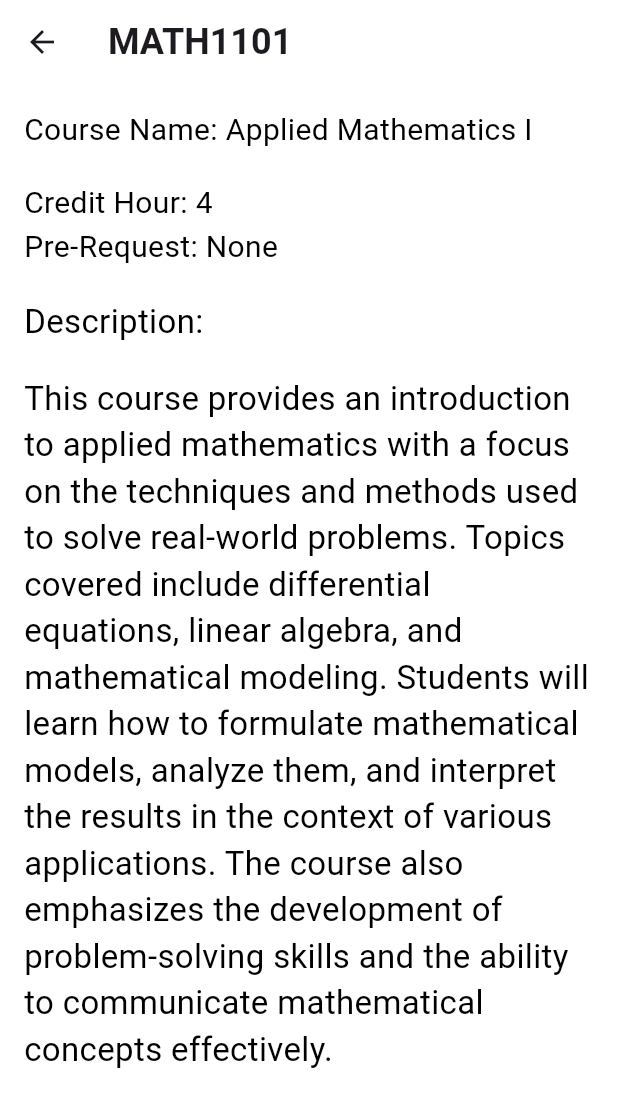
After one commit to robsen123-fexil/Hackathon., a Flutter app: the AppliedmathsI screen opened by its route, on a phone screen of 412 x 824 dp. The commit adds this screen. Shown: the top 1107 px of the screen. Run offline on Flutter 3.47's test engine with Material 3 defaults, Android fonts, the phone set to English and light mode, and no system bars; our stand-ins replace carousel_slider, quickalert.

Commit message:
detail description

```diff
--- /dev/null
+++ b/astu/lib/course/applied.dart
@@ -0,0 +1,22 @@
+// ignore_for_file: prefer_const_literals_to_create_immutables, prefer_const_constructors, prefer_const_constructors_in_immutables
+
+import 'package:astu/course/coursedetail.dart';
+import 'package:flutter/material.dart';
+
+class AppliedmathsI extends StatelessWidget {
+  static String id = 'appleid';
+  AppliedmathsI({super.key});
+
+
+  @override
+  Widget build(BuildContext context) {
+    return Coursedetail(
+      credithr: 4,
+      title: "Applied Mathematics I",
+      name: "MATH1101",
+      prerequist:"None" ,
+      description: "This course provides an introduction to applied mathematics with a focus on the techniques and methods used to solve real-world problems. Topics covered include differential equations, linear algebra, and mathematical modeling. Students will learn how to formulate mathematical models, analyze them, and interpret the results in the context of various applications. The course also emphasizes the development of problem-solving skills and the ability to communicate mathematical concepts effectively.",
+
+    );
+  }
+}
--- /dev/null
+++ b/astu/lib/course/applied2.dart
@@ -0,0 +1,21 @@
+// ignore_for_file: prefer_const_literals_to_create_immutables, prefer_const_constructors, prefer_const_constructors_in_immutables
+
+import 'package:astu/course/coursedetail.dart';
+import 'package:flutter/material.dart';
+
+class AppliedmathsII extends StatelessWidget {
+  static String id = 'appleid2';
+  AppliedmathsII({super.key});
+
+  @override
+  Widget build(BuildContext context) {
+    return Coursedetail(
+      credithr: 4,
+      title: "Applied Mathematics II",
+      name: "MATH1102",
+      prerequist: "MATH1102",
+      description:
+          "This course provides an introduction to applied mathematics with a focus on the techniques and methods used to solve real-world problems. Topics covered include differential equations, linear algebra, and mathematical modeling. Students will learn how to formulate mathematical models, analyze them, and interpret the results in the context of various applications. The course also emphasizes the development of problem-solving skills and the ability to communicate mathematical concepts effectively.",
+    );
+  }
+}
--- /dev/null
+++ b/astu/lib/course/coursedetail.dart
@@ -0,0 +1,72 @@
+// ignore_for_file: prefer_const_literals_to_create_immutables, prefer_const_constructors
+
+import 'package:flutter/material.dart';
+
+class Coursedetail extends StatelessWidget {
+  String name;
+  int credithr;
+  String description;
+  String prerequist;
+  String title;
+  Coursedetail(
+      {super.key,
+      required this.credithr,
+      required this.name,
+      required this.prerequist,
+      required this.description,
+      required this.title});
+
+  @override
+  Widget build(BuildContext context) {
+    return MaterialApp(
+      home: Scaffold(
+        backgroundColor: Colors.white,
+        appBar: AppBar(
+          backgroundColor: Colors.white,
+          title: Text(
+            name,
+            style: TextStyle(fontWeight: FontWeight.bold, fontSize: 24),
+          ),
+          leading: IconButton(
+            onPressed: () {
+              Navigator.pop(context);
+            },
+            icon: Icon(Icons.arrow_back),
+          ),
+        ),
+        body: Padding(
+          padding: const EdgeInsets.all(16.0),
+          child: Column(
+            crossAxisAlignment: CrossAxisAlignment.start,
+            children: [
+              Text(
+                "Course Name: $title",
+                style: TextStyle(color: Colors.black, fontSize: 20),
+              ),
+              SizedBox(height: 20),
+              Text(
+                "Credit Hour: $credithr",
+                style: TextStyle(color: Colors.black, fontSize: 20),
+              ),
+              Text("Pre-Request: $prerequist"  , style: TextStyle(color: Colors.black, fontSize: 20)),
+              SizedBox(height: 20 ),
+              Text(
+                "Description:",
+                style: TextStyle(color: Colors.black, fontSize: 22),
+              ),
+              SizedBox(height: 20),
+              Expanded(
+                child: SingleChildScrollView(
+                  child: Text(
+                    description,
+                    style: TextStyle(color: Colors.black, fontSize: 22),
+                  ),
+                ),
+              ),
+            ],
+          ),
+        ),
+      ),
+    );
+  }
+}
--- a/astu/lib/main.dart
+++ b/astu/lib/main.dart
@@ -1,5 +1,7 @@
 // ignore_for_file: prefer_const_constructors
 
+import 'package:astu/course/applied2.dart';
+import 'package:astu/screens/curriculum.dart';
 import 'package:flutter/material.dart';
 import 'package:astu/screens/discover.dart';
 import 'package:astu/screens/home.dart';
@@ -14,6 +16,7 @@ import 'package:astu/screens/gpa.dart';
 import 'package:astu/screens/clubs.dart';
 import 'package:astu/screens/mealplan.dart';
 import 'package:astu/screens/searchcourse.dart';
+import 'package:astu/course/applied.dart';
 
 void main() {
   runApp(const MyApp());
@@ -36,7 +39,10 @@ class MyApp extends StatelessWidget {
       Cumulative.id: (context) => Cumulative(),
       Clubs.id: (context) => Clubs(),
       Mealplan.id: (context) => Mealplan(),
-      Courses.id:(context)=>Courses()
+      Courses.id:(context)=>Courses(),
+      AppliedmathsII.id:(context)=>AppliedmathsII(),
+      AppliedmathsI.id:(context)=>AppliedmathsI(),
+      Curriculum.id:(context)=>Curriculum()
     });
   }
 }
--- /dev/null
+++ b/astu/lib/screens/curriculum.dart
@@ -0,0 +1,61 @@
+// ignore_for_file: use_key_in_widget_constructors, prefer_const_constructors_in_immutables, prefer_const_constructors
+
+import 'package:flutter/material.dart';
+
+class Curriculum extends StatelessWidget {
+  const Curriculum({super.key});
+  static String id = 'slider';
+
+  @override
+  Widget build(BuildContext context) {
+    return PageView(
+      children: [
+        SliderPage(color: Colors.blue, text: ""),
+        SliderPage(color: Colors.red, text: "page2")
+      ],
+    );
+  }
+}
+
+class SliderPage extends StatelessWidget {
+  final Color color;
+  final String text;
+
+  SliderPage({required this.color, required this.text});
+
+  @override
+  Widget build(BuildContext context) {
+    return MaterialApp(
+      home: Scaffold(
+
+      body: Column(
+        crossAxisAlignment: CrossAxisAlignment.stretch,
+        children:[
+          Container(
+          padding: EdgeInsets.all(20),
+          height: 250,
+          width: double.infinity,
+          decoration: BoxDecoration(
+            borderRadius: BorderRadius.only(
+              bottomLeft: Radius.circular(20),
+              bottomRight: Radius.circular(20),
+            ),
+            image: DecorationImage(
+              image: AssetImage("images/mechanical.jpeg"),
+              fit: BoxFit.cover,
+            ),
+          ),
+        ),
+        SizedBox(
+          height: 50,
+        ),
+        TextButton(onPressed: (){
+        }, child: Column(children:[
+          Text("Computer Science and Engineering " , style: TextStyle(color: Colors.black , fontSize: 20),)
+        ] ))
+
+        ]
+      ),
+    ));
+  }
+}
```
Also changed, not shown: astu/lib/schooldept/civil.dart (+20 -9 lines), astu/lib/screens/discover.dart (+40 -0 lines), astu/lib/screens/mealplan.dart (+138 -61 lines), astu/lib/screens/searchcourse.dart (+30 -17 lines).
